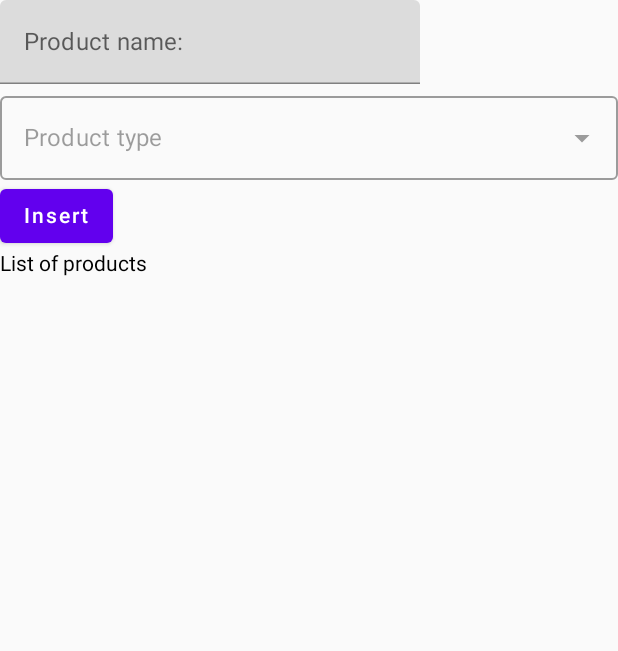
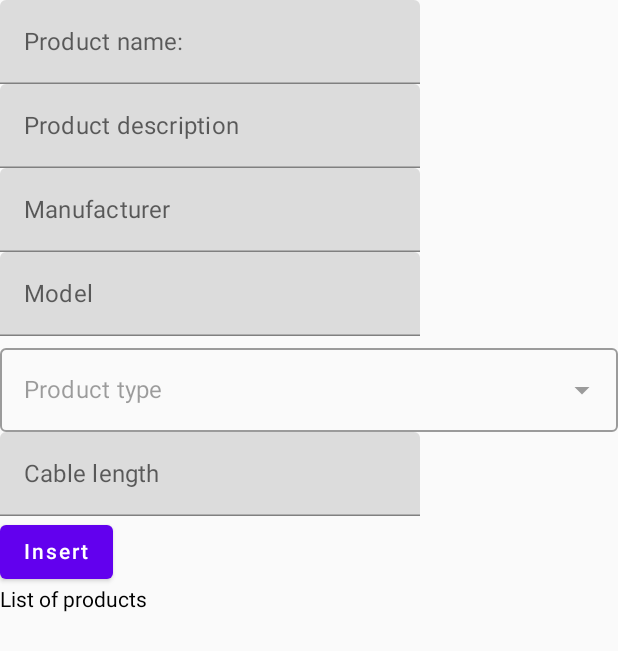
Before and after one commit to JHiltunen/PlaceJetAndroidClient, an Android app built with Jetpack Compose: the screen it shows after launch (MainActivity), after a tap on "Insert", on a phone screen of 412 x 824 dp. Shown: the top 651 px of the screen. Run offline under Robolectric (Android 15) with nearby library versions, the phone set to English and light mode, and no system bars; our stand-ins replace Room's generated code, livedata-compose; 1 statement that could not run was skipped.

Commit message:
Add fields for all details

```diff
--- a/app/src/main/java/com/jhiltunen/placejetandroid/MainActivity.kt
+++ b/app/src/main/java/com/jhiltunen/placejetandroid/MainActivity.kt
@@ -8,6 +8,7 @@ import androidx.compose.foundation.clickable
 import androidx.compose.foundation.layout.*
 import androidx.compose.foundation.lazy.LazyColumn
 import androidx.compose.foundation.lazy.items
+import androidx.compose.foundation.text.KeyboardOptions
 import androidx.compose.material.*
 import androidx.compose.material.icons.Icons
 import androidx.compose.material.icons.filled.ArrowDropDown
@@ -21,14 +22,13 @@ import androidx.compose.ui.graphics.Color
 import androidx.compose.ui.layout.onGloballyPositioned
 import androidx.compose.ui.platform.LocalDensity
 import androidx.compose.ui.res.stringResource
+import androidx.compose.ui.text.input.KeyboardType
 import androidx.compose.ui.unit.toSize
 import androidx.navigation.NavController
 import androidx.navigation.compose.NavHost
 import androidx.navigation.compose.composable
 import androidx.navigation.compose.rememberNavController
-import com.jhiltunen.placejetandroid.entity.CableType
-import com.jhiltunen.placejetandroid.entity.Product
-import com.jhiltunen.placejetandroid.entity.ProductType
+import com.jhiltunen.placejetandroid.entity.*
 import com.jhiltunen.placejetandroid.ui.components.ProductTypeDropDown
 import com.jhiltunen.placejetandroid.viewmodels.ProductViewModel
 
@@ -53,18 +53,24 @@ fun InsertProduct(productViewModel: ProductViewModel) {
     var description by remember { mutableStateOf("") }
     var productType by remember { mutableStateOf("")}
     var cableType by remember { mutableStateOf("") }
-    var cableLength by remember { mutableStateOf(0.0) }
+    var cableLength by remember { mutableStateOf("") }
     var manufacturer by remember { mutableStateOf("") }
     var model by remember { mutableStateOf("") }
     var imageSrc by remember { mutableStateOf("") }
 
     Column {
-        TextField(value = productName, label = { Text(text = stringResource(id = R.string.productName))}, onValueChange = { productName = it })
+        TextField(value = productName, label = { Text(text = stringResource(id = R.string.product_name))}, onValueChange = { productName = it })
+        TextField(value = description, label = { Text(text = stringResource(id = R.string.product_description))}, onValueChange = { description = it })
+        TextField(value = manufacturer, label = { Text(text = stringResource(id = R.string.product_manufacturer))}, onValueChange = { manufacturer = it })
+        TextField(value = model, label = { Text(text = stringResource(id = R.string.product_model))}, onValueChange = { model = it })
+
         Row(horizontalArrangement = Arrangement.SpaceEvenly) {
             ProductTypeDropDown()
         }
+        TextField(value = cableLength, label = { Text(text = stringResource(id = R.string.cable_length))}, keyboardOptions = KeyboardOptions.Default.copy(keyboardType = KeyboardType.Number), onValueChange = { cableLength = it })
+
         Button(onClick = {
-            productViewModel.insert(Product(productId = 0, name = productName, description = description, productType = ProductType.valueOf(productType), cableType = CableType.valueOf(cableType) , cableLength = cableLength, manufacturer = manufacturer, model = model, imageSrc = imageSrc))
+            productViewModel.insert(Product(productId = 0, name = productName, description = description, productType = getValueFromProductTypes(s = productType), cableType = getValueFromCableTypes(cableType), cableLength = cableLength.toDouble(), manufacturer = manufacturer, model = model, imageSrc = imageSrc))
         }) {
             Text(stringResource(R.string.insert))
         }
--- a/app/src/main/java/com/jhiltunen/placejetandroid/entity/Product.kt
+++ b/app/src/main/java/com/jhiltunen/placejetandroid/entity/Product.kt
@@ -9,7 +9,7 @@ data class Product(
     val productId: Long,
     val name: String,
     val description: String,
-    val productType: ProductType,
+    val productType: ProductType?,
     val cableType: CableType?,
     val cableLength: Double?,
     val manufacturer: String?,
@@ -45,3 +45,6 @@ inline fun <reified T: Enum<T>> printEnumValues() {
         println(value)
     }
 }
+
+fun getValueFromProductTypes(s: String): ProductType? = ProductType.values().find { it.displayName == s }
+fun getValueFromCableTypes(s: String): CableType? = CableType.values().find { it.displayName == s }
--- a/app/src/main/res/values/strings.xml
+++ b/app/src/main/res/values/strings.xml
@@ -2,5 +2,10 @@
     <string name="app_name">PlaceJetAndroid</string>
     <string name="insert">Insert</string>
     <string name="header">List of products</string>
-    <string name="productName">Product name:</string>
+    <string name="product_name">Product name:</string>
+    <string name="cable_type">Cable type</string>
+    <string name="cable_length">Cable length</string>
+    <string name="product_description">Product description</string>
+    <string name="product_manufacturer">Manufacturer</string>
+    <string name="product_model">Model</string>
 </resources>
```
